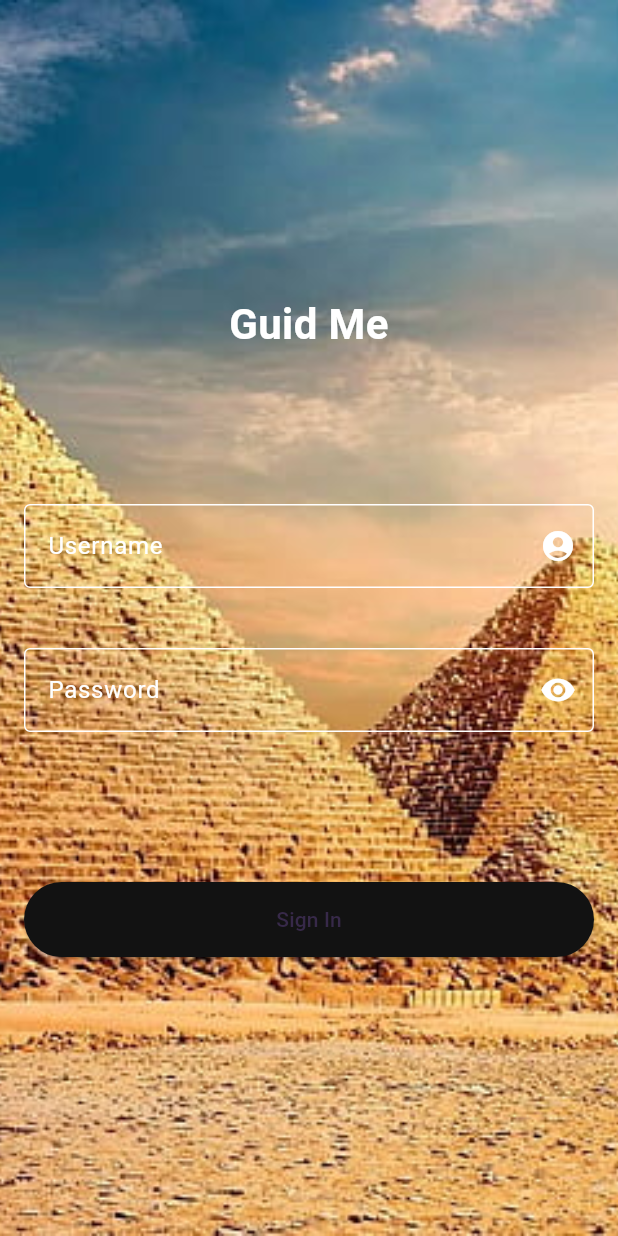
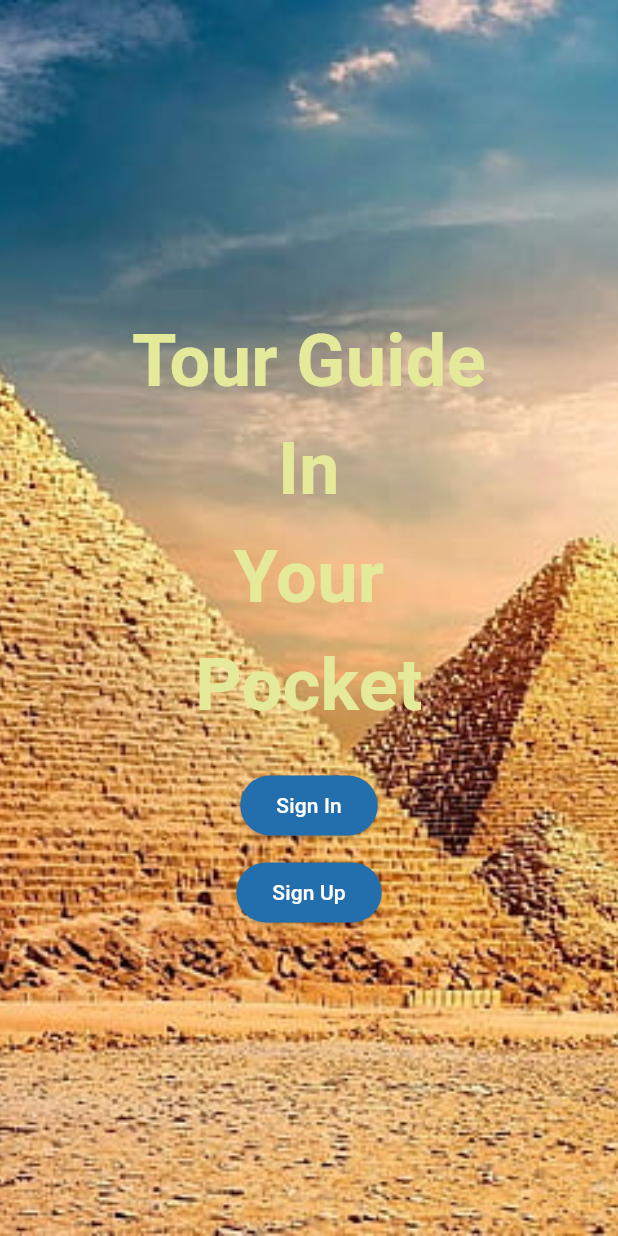
Before and after one commit to NourhanAmr119/Guide-Me_App, a Flutter app: the screen it shows after launch, on a phone screen of 412 x 824 dp. Run offline on Flutter 3.47's test engine with Material 3 defaults, Android fonts, the light colour scheme and no system bars; our stand-ins replace google_fonts; Roboto replaces fonts that are missing (Shrikhand).

Commit message:
start screen and sign up

```diff
--- a/guide_me/lib/city_page.dart
+++ b/guide_me/lib/city_page.dart
@@ -14,6 +14,7 @@ class city_page extends StatefulWidget {
 
 class _CityPageState extends State<city_page> {
   List<dynamic> places = [];
+  // ignore: unused_field
   int _currentIndex = 0;
   ScrollController _scrollController = ScrollController();
   bool _showAppbarColor = false;
--- a/guide_me/lib/favorite_page.dart
+++ b/guide_me/lib/favorite_page.dart
@@ -1,5 +1,7 @@
 import 'package:flutter/material.dart';
+// ignore: unused_import
 import 'package:http/http.dart' as http;
+// ignore: unused_import
 import 'dart:convert';
 class favorite_page extends StatefulWidget {
   final List<String> favoritePlaces;
--- a/guide_me/lib/main.dart
+++ b/guide_me/lib/main.dart
@@ -1,5 +1,5 @@
 import 'package:flutter/material.dart';
-import 'sign_in.dart'; // Import your SignInPage widget
+import 'start_screen.dart'; // Import your StartScreen widget
 
 void main() {
   runApp(const MyApp());
@@ -20,7 +20,7 @@ class MyApp extends StatelessWidget {
           onPrimary: Colors.white,
         ),
       ),
-      home: const sign_in(), // Set the SignInPage as the home page
+      home: const StartScreen(), // Set the StartScreen as the home page
     );
   }
 }
--- a/guide_me/lib/sign_in.dart
+++ b/guide_me/lib/sign_in.dart
@@ -76,7 +76,7 @@ class _sign_inState extends State<sign_in> {
               children: <Widget>[
                 SizedBox(height: 10),
                 Text(
-                  'Guid Me',
+                  'Guide Me',
                   style: TextStyle(
                     fontSize: 28,
                     fontWeight: FontWeight.bold,
--- /dev/null
+++ b/guide_me/lib/start_screen.dart
@@ -0,0 +1,69 @@
+import 'package:flutter/material.dart';
+import 'sign_in.dart';
+import 'sign_up.dart';
+import 'package:google_fonts/google_fonts.dart';
+
+class StartScreen extends StatelessWidget {
+  const StartScreen({Key? key}) : super(key: key);
+
+  @override
+  Widget build(BuildContext context) {
+    return Scaffold(
+      body: Stack(
+        fit: StackFit.expand,
+        children: [
+          // Background image
+          Image.asset(
+            'assets/background_image.jpg',
+            fit: BoxFit.cover,
+          ),
+          Center(
+            child: Column(
+              mainAxisAlignment: MainAxisAlignment.center,
+              children: [
+                Text(
+                  'Tour Guide\nIn\nYour\nPocket',
+                  textAlign: TextAlign.center,
+                  style: GoogleFonts.shrikhand(
+                    textStyle: TextStyle(
+                      fontSize: 48,
+                      fontWeight: FontWeight.bold,
+                      color: Color.fromARGB(255, 229, 233, 154),
+                      height: 1.5, // Adjust line height as needed
+                    ),
+                  ),
+                ),
+                SizedBox(height: 20),
+                ElevatedButton(
+                  onPressed: () {
+                    Navigator.push(
+                      context,
+                      MaterialPageRoute(builder: (context) => sign_in()),
+                    );
+                  },
+                  style: ElevatedButton.styleFrom(
+                    foregroundColor: Colors.white, backgroundColor: const Color.fromARGB(255, 35, 110, 172), // Text color
+                  ),
+                  child: Text('Sign In'),
+                ),
+                SizedBox(height: 10),
+                ElevatedButton(
+                  onPressed: () {
+                     Navigator.push(
+                      context,
+                      MaterialPageRoute(builder: (context) => SignUpPage()),
+                    );
+                  },
+                  style: ElevatedButton.styleFrom(
+                    foregroundColor: Colors.white, backgroundColor:  const Color.fromARGB(255, 35, 110, 172), // Text color
+                  ),
+                  child: Text('Sign Up'),
+                ),
+              ],
+            ),
+          ),
+        ],
+      ),
+    );
+  }
+}
```
Also changed, not shown: guide_me/lib/sign_up.dart (added, +250 -0 lines), guide_me/pubspec.yaml (+2 -20 lines), guide_me/pubspec.lock, 1 other file.
